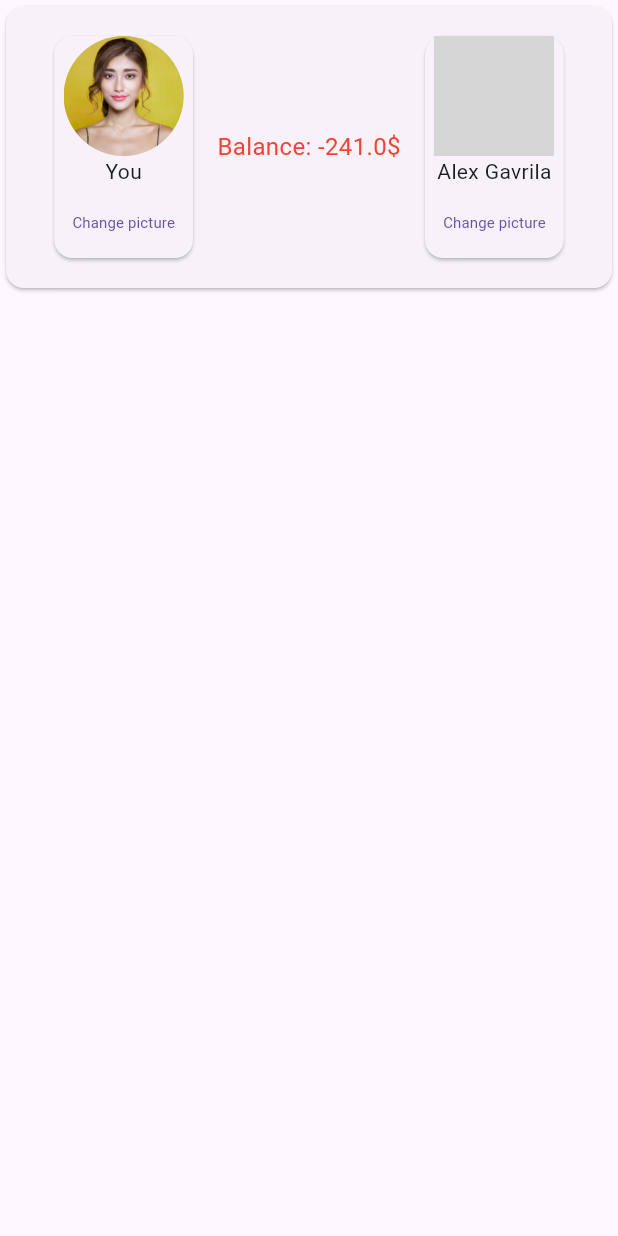
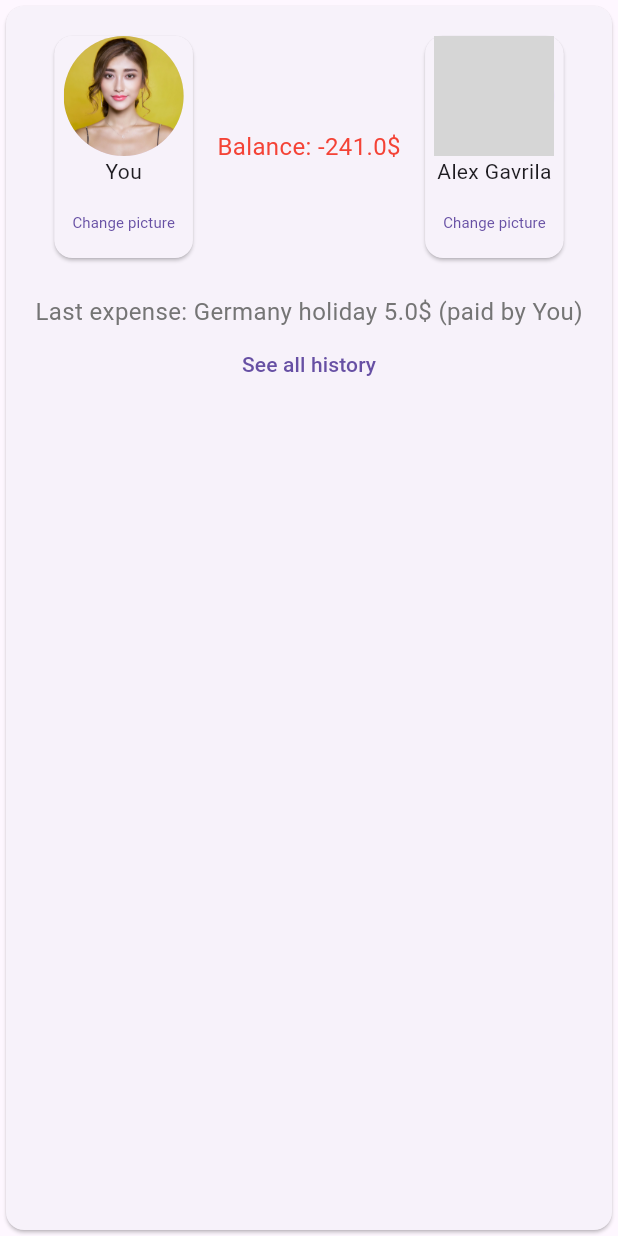
Before and after one commit to GFA03/splitly, a Flutter app: the BalanceCard widget shown alone on an empty page, opened directly with sample values from the repository, on a phone screen of 412 x 824 dp. Run offline on Flutter 3.47's test engine with Material 3 defaults, Android fonts, the phone set to English and light mode, and no system bars; accounts and stored records are empty; grey boxes are pictures that could not be loaded.

Commit message:
refactor balance page. now it doesn't throw errors if list of expenses is empty

```diff
--- a/lib/components/balance_card.dart
+++ b/lib/components/balance_card.dart
@@ -1,15 +1,23 @@
 import 'package:flutter/material.dart';
+import 'package:splitly/components/see_history_card.dart';
 import 'package:splitly/models/friend_profile.dart';
 import 'package:splitly/components/profile_card.dart';
 
-class BalanceCard extends StatelessWidget {
+class BalanceCard extends StatefulWidget {
   const BalanceCard({
     super.key,
     required this.friend,
+    required this.onExpenseDeleted,
   });
 
   final FriendProfile friend;
+  final VoidCallback onExpenseDeleted;
 
+  @override
+  State<BalanceCard> createState() => _BalanceCardState();
+}
+
+class _BalanceCardState extends State<BalanceCard> {
   @override
   Widget build(BuildContext context) {
     String profileImage = 'assets/profile_pics/profile_picture1.jpg';
@@ -17,21 +25,27 @@ class BalanceCard extends StatelessWidget {
     return Card(
       child: Padding(
         padding: const EdgeInsets.all(16.0),
-        child: Row(
+        child: Column(
+          children: [
+            Row(
               mainAxisAlignment: MainAxisAlignment.spaceEvenly,
               children: [
                 ProfileCard(profile: FriendProfile('You', profileImage)),
                 // SizedBox(width: 15.0,),
                 // TODO: add currency option (and you should call an API to convert the selected currency to the settings selected currency
                 Text(
-              'Balance: ${friend.calculateBalance()}\$',
+                  'Balance: ${widget.friend.calculateBalance()}\$',
                   style: TextStyle(
                     fontSize: 16.0,
-                color: friend.calculateBalance() > 0 ? Colors.green : Colors.red,
+                    color: widget.friend.calculateBalance() > 0 ? Colors.green : Colors.red,
                   ),
                 ),
                 // SizedBox(width: 15.0,),
-            ProfileCard(profile: friend),
+                ProfileCard(profile: widget.friend),
+              ],
+            ),
+            const SizedBox(height: 20.0),
+            widget.friend.expenses.isEmpty ? const Text('There are no expenses yet!') : SeeHistoryCard(friend: widget.friend, onExpenseDeleted: widget.onExpenseDeleted,),
           ],
         ),
       ),
--- /dev/null
+++ b/lib/components/see_history_card.dart
@@ -0,0 +1,54 @@
+import 'package:flutter/material.dart';
+import 'package:splitly/models/friend_profile.dart';
+import 'package:splitly/screens/history_page.dart';
+
+class SeeHistoryCard extends StatefulWidget {
+  const SeeHistoryCard({
+    super.key,
+    required this.friend,
+    required this.onExpenseDeleted,
+  });
+
+  final FriendProfile friend;
+  final VoidCallback onExpenseDeleted;
+
+  @override
+  State<SeeHistoryCard> createState() => _SeeHistoryCardState();
+}
+
+class _SeeHistoryCardState extends State<SeeHistoryCard> {
+  @override
+  Widget build(BuildContext context) {
+    return Column(
+      crossAxisAlignment: CrossAxisAlignment.center,
+      children: [
+        Text(
+          'Last expense: ${widget.friend.expenses.last.name} ${widget.friend.expenses.last.totalCost}\$ (paid by ${widget.friend.expenses.last.payer})',
+          style: TextStyle(
+            fontSize: 16,
+            color: Colors.grey[600],
+          ),
+        ),
+        TextButton(
+            onPressed: () async {
+              final updated = await Navigator.push<bool>(
+                context,
+                MaterialPageRoute(
+                  builder: (context) => HistoryPage(
+                    friend: widget.friend,
+                    onExpenseDeleted: () {
+                      widget.onExpenseDeleted();
+                    },
+                  ),
+                ),
+              );
+
+              if (updated == true) {
+                setState(() {});
+              }
+            },
+            child: const Text('See all history')),
+      ],
+    );
+  }
+}
```
Also changed, not shown: lib/screens/balance_page.dart (+4 -28 lines), lib/screens/history_page.dart (+4 -4 lines). Lines whose indentation alone changed are shown as unchanged.
